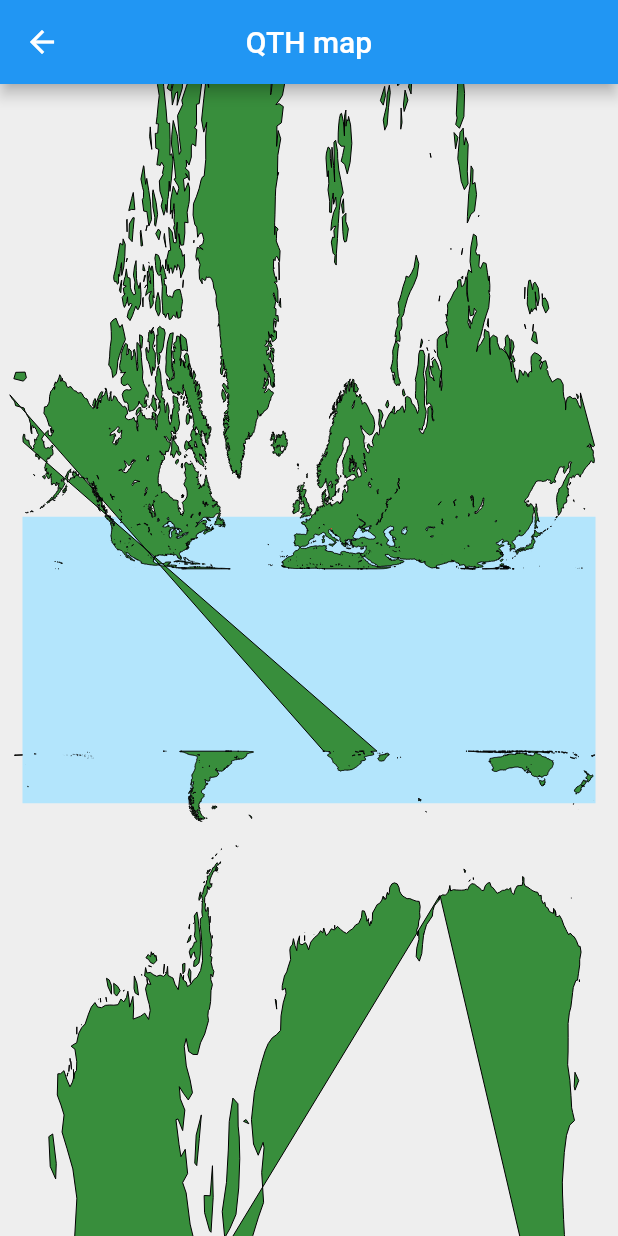
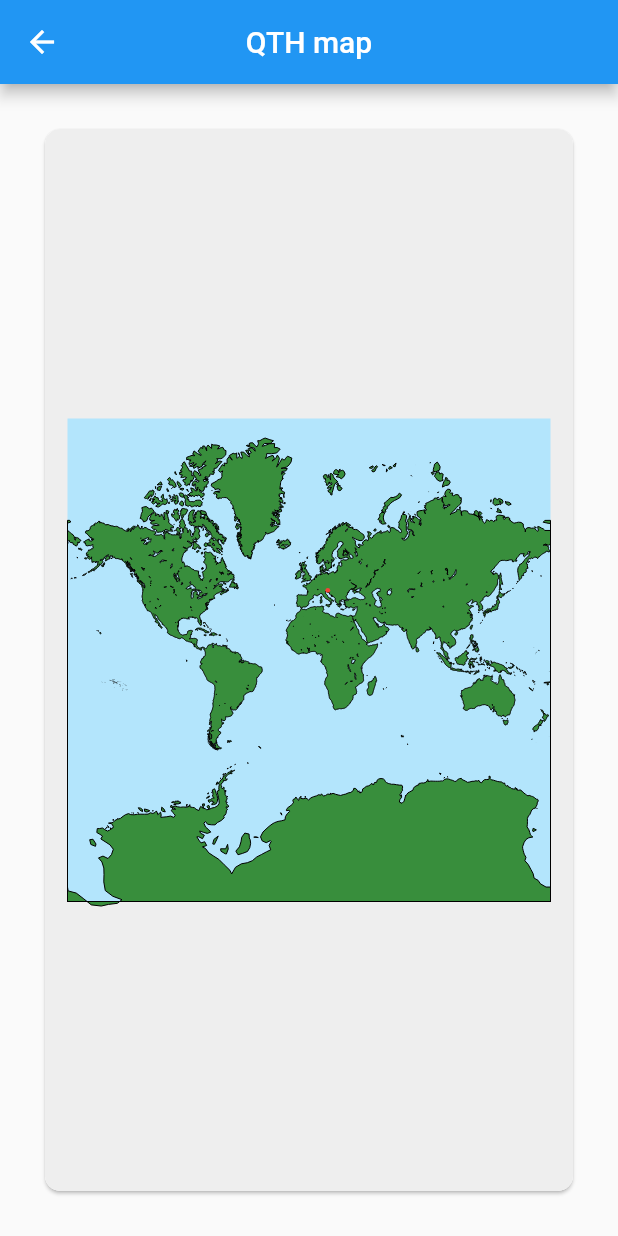
Before and after one commit to jakobkordez/ham-tools, a Flutter app: the CylindricalMapScreen screen opened directly, on a phone screen of 412 x 824 dp. Run offline on Flutter 3.47's test engine with Material 2 defaults, Android fonts, the phone set to English and light mode, and no system bars; our stand-ins replace bloc, equatable, flutter_bloc.

Commit message:
Mercator map WIP

```diff
--- a/lib/src/map/cylindrical_map.dart
+++ b/lib/src/map/cylindrical_map.dart
@@ -35,6 +35,10 @@ class CylindricalMap extends StatelessWidget {
 
             final data = snapshot.data!;
             final pointOffset = point != null ? pointToOffset(point!) : null;
+            final top =
+                (pi - log(tan(pi / 4 + toRad(85.051129) / 2))) / (2 * pi);
+            final bot =
+                (pi - log(tan(pi / 4 + toRad(-85.051129) / 2))) / (2 * pi);
 
             return InteractiveViewer(
               clipBehavior: Clip.none,
@@ -44,7 +48,12 @@ class CylindricalMap extends StatelessWidget {
                 child: CustomPaint(
                   isComplex: true,
                   size: Size.infinite,
-                  painter: CylindricalPainter(data, point: pointOffset),
+                  painter: CylindricalPainter(
+                    data,
+                    top,
+                    bot,
+                    point: pointOffset,
+                  ),
                 ),
               ),
             );
@@ -58,14 +67,25 @@ class CylindricalMap extends StatelessWidget {
   }
 }
 
-double secDeg(double degrees) =>
-    (degrees.isNegative ? -180 : 180) / pi / cos(degrees * pi / 180);
+// double secDeg(double degrees) =>
+//     (degrees.isNegative ? -180 : 180) / (pi * cos(degrees * pi / 180));
 
-Offset pointToOffset(LatLon p) => Offset(p.lon / 90, secDeg(p.lat) / 90);
+// double test(double deg) => log(tan(pi / 4 + deg * pi / 360)) / pi * 180;
+
+double toRad(double deg) => deg * pi / 180;
+
+Offset pointToOffset(LatLon p) => Offset(
+      (toRad(p.lon) + pi) / (2 * pi) - 0.5,
+      (pi - log(tan(pi / 4 + toRad(p.lat) / 2))) / (2 * pi) - 0.5,
+    );
 
 Future<List<List<Offset>>> _buildMap(String raw) async {
   Offset rowToOffset(String row) {
     final a = row.substring(1).split(' ').map(double.parse).toList();
+    if (a[0] < -180) a[0] += 360;
+    if (a[0] > 180) a[0] -= 360;
+    if (a[1] < -180) a[1] += 360;
+    if (a[1] > 180) a[1] -= 360;
     return pointToOffset(LatLon(a[0], a[1]));
   }
 
@@ -78,21 +98,24 @@ Future<List<List<Offset>>> _buildMap(String raw) async {
 
   for (final seg in data) {
     final pts = <Offset>[];
-    final apts = <Offset>[];
     pts.add(rowToOffset(seg.first));
     for (int i = 1; i < seg.length - 1; i += 1) {
       final pt = rowToOffset(seg.elementAt(i));
-      if (isFurther(pt, pts.last, 1)) {
-        if (apts.isEmpty || isFurther(pt, apts.last, 0.001)) {
-          apts.add(pt);
-        }
+      if (isFurther(pt, pts.last, 0.7)) {
+        final edge = pts.last.dx > 0 ? 0.5 : -0.5;
+        pts.addAll([
+          Offset(edge, pts.last.dy),
+          Offset(edge, 0.5),
+          Offset(-edge, 0.5),
+          Offset(-edge, pts.last.dy),
+          pt,
+        ]);
       } else if (isFurther(pt, pts.last, 0.001)) {
         pts.add(pt);
       }
     }
     pts.add(rowToOffset(seg.last));
     res.add(pts);
-    if (apts.isNotEmpty) res.add(apts);
   }
 
   return res;
--- a/lib/src/map/cylindrical_map_screen.dart
+++ b/lib/src/map/cylindrical_map_screen.dart
@@ -11,6 +11,16 @@ class CylindricalMapScreen extends StatelessWidget {
           title: const Text('QTH map'),
           centerTitle: true,
         ),
-        body: CylindricalMap(point: LatLon.parseGridSquare('JN76')),
+        body: Padding(
+          padding: const EdgeInsets.all(30),
+          child: Card(
+            margin: EdgeInsets.zero,
+            clipBehavior: Clip.antiAlias,
+            shape: RoundedRectangleBorder(
+              borderRadius: BorderRadius.circular(10),
+            ),
+            child: CylindricalMap(point: LatLon.parseGridSquare('JN76')),
+          ),
+        ),
       );
 }
--- a/lib/src/map/cylindrical_painter.dart
+++ b/lib/src/map/cylindrical_painter.dart
@@ -4,9 +4,11 @@ import 'package:flutter/material.dart';
 
 class CylindricalPainter extends CustomPainter {
   final List<List<Offset>> data;
+  final double top;
+  final double bottom;
   final Offset? point;
 
-  CylindricalPainter(this.data, {this.point});
+  CylindricalPainter(this.data, this.top, this.bottom, {this.point});
 
   @override
   void paint(Canvas canvas, Size size) {
@@ -20,13 +22,12 @@ class CylindricalPainter extends CustomPainter {
       ..strokeWidth = 0.4;
 
     final center = Offset(size.width / 2, size.height / 2);
-    final s = min(size.height / 2, size.width / 4);
+    final s = min(size.height, size.width);
 
     canvas.translate(center.dx, center.dy);
-    canvas.scale(s, -s);
-
+    canvas.scale(s, s);
     canvas.drawRect(
-      Rect.fromCenter(center: Offset.zero, width: 4, height: 2),
+      const Rect.fromLTWH(-0.5, -0.5, 1, 1),
       Paint()..color = Colors.lightBlue.shade100,
     );
 
```
Also changed, not shown: 1 other file.
